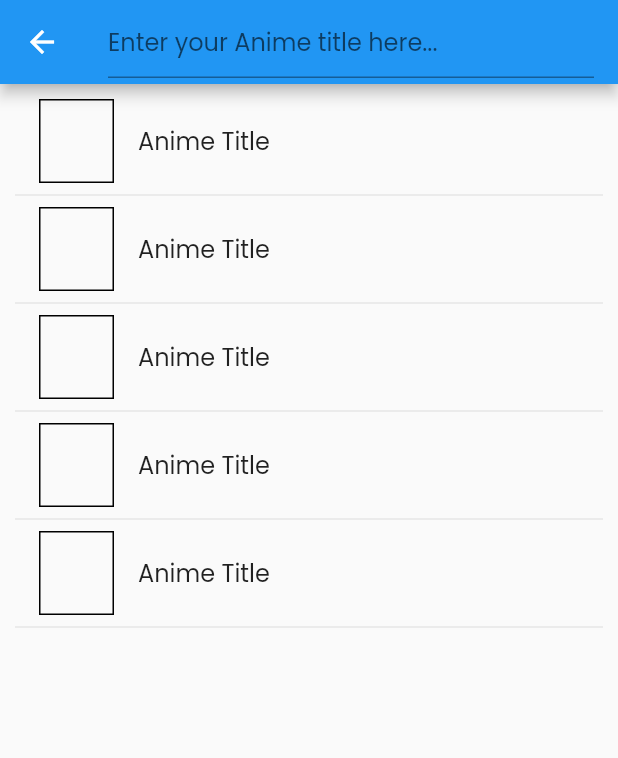
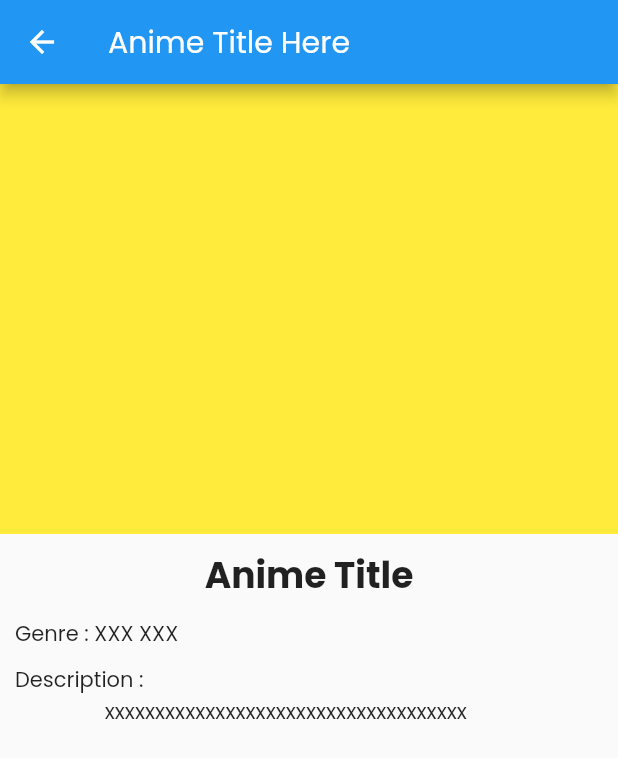
Before and after one commit to WawanC/weabook, a Flutter app: the SearchScreen screen opened by its route, after a tap on "Anime Title", on a phone screen of 412 x 824 dp. Shown: the top 758 px of the screen. Run offline on Flutter 3.47's test engine with Material 2 defaults, Android fonts, the phone set to English and light mode, and no system bars.

Commit message:
Add Detail Screen

```diff
--- a/lib/main.dart
+++ b/lib/main.dart
@@ -1,6 +1,7 @@
 import 'package:flutter/material.dart';
 import 'screens/navigation.dart';
 import 'screens/search_screen.dart';
+import 'screens/anime_detail_screen.dart';
 
 void main() {
   runApp(MyApp());
@@ -18,6 +19,7 @@ class MyApp extends StatelessWidget {
       home: Navigation(),
       routes: {
         SearchScreen.routeName: (ctx) => SearchScreen(),
+        AnimeDetailScreen.routeName: (ctx) => AnimeDetailScreen(),
       },
     );
   }
--- /dev/null
+++ b/lib/screens/anime_detail_screen.dart
@@ -0,0 +1,56 @@
+import 'package:flutter/material.dart';
+
+class AnimeDetailScreen extends StatelessWidget {
+  static final String routeName = "/anime-detail";
+  @override
+  Widget build(BuildContext context) {
+    return Scaffold(
+      appBar: AppBar(
+        title: Text("Anime Title Here"),
+      ),
+      body: Column(
+        children: [
+          Container(
+            height: 300,
+            color: Colors.yellow,
+          ),
+          Container(
+            margin: EdgeInsets.symmetric(
+              vertical: 10,
+            ),
+            width: 300,
+            alignment: Alignment.center,
+            child: Text(
+              "Anime Title",
+              style: TextStyle(
+                fontSize: 24,
+                fontWeight: FontWeight.bold,
+              ),
+              softWrap: true,
+              textAlign: TextAlign.center,
+            ),
+          ),
+          Container(
+            width: double.infinity,
+            padding: EdgeInsets.symmetric(horizontal: 10),
+            child: Text("Genre : XXX XXX"),
+          ),
+          Container(
+            padding: EdgeInsets.symmetric(horizontal: 10),
+            margin: EdgeInsets.symmetric(vertical: 10),
+            width: double.infinity,
+            child: Column(
+              crossAxisAlignment: CrossAxisAlignment.start,
+              children: [
+                Text(
+                  "Description :",
+                ),
+                Text("                xxxxxxxxxxxxxxxxxxxxxxxxxxxxxxxxxxxx"),
+              ],
+            ),
+          ),
+        ],
+      ),
+    );
+  }
+}
--- a/lib/screens/search_screen.dart
+++ b/lib/screens/search_screen.dart
@@ -1,4 +1,5 @@
 import 'package:flutter/material.dart';
+import './anime_detail_screen.dart';
 
 class SearchScreen extends StatefulWidget {
   static final String routeName = '/search';
@@ -22,7 +23,13 @@ class _SearchScreenState extends State<SearchScreen> {
         itemBuilder: (bctx, idx) => Column(
           children: [
             ListTile(
-              onTap: () {},
+              onTap: () {
+                Navigator.of(context)
+                    .pushNamed(AnimeDetailScreen.routeName)
+                    .then(
+                      (value) => Navigator.of(context).pop(),
+                    );
+              },
               leading: Container(
                 width: 50,
                 decoration: BoxDecoration(
```
